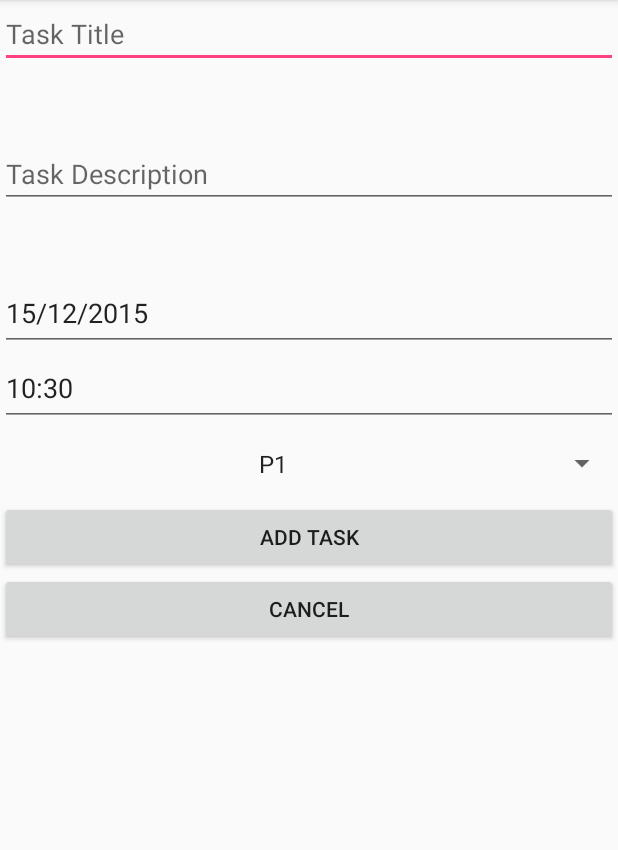
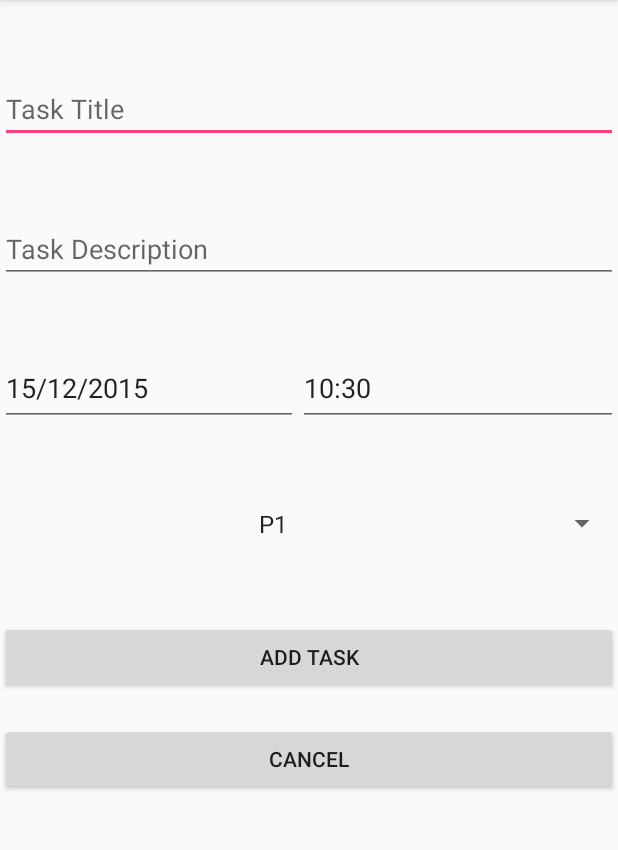
Before and after one commit to antonybritto/Todo-APP, an Android app: the fragment AddFragment shown on its own in the app's theme, on a phone screen of 412 x 824 dp, the part 84-934 px from its top. Run offline under Robolectric (Android 15) with nearby library versions, the phone set to English and light mode, and no system bars.

Commit message:
changed edit page

```diff
--- a/app/src/main/res/layout/fragment_add.xml
+++ b/app/src/main/res/layout/fragment_add.xml
@@ -11,6 +11,7 @@
         android:text=""
         android:layout_alignParentLeft="true"
         android:layout_alignParentStart="true"
+        android:layout_marginTop="50dp"
         android:layout_marginBottom="48dp"
         android:layout_alignParentRight="true"
         android:layout_alignParentEnd="true" />
@@ -38,8 +39,8 @@
         android:layout_centerVertical="true"
         android:layout_alignParentLeft="true"
         android:layout_alignParentStart="true"
-        android:layout_alignParentRight="true"
-        android:layout_alignParentEnd="true" />
+        android:layout_toStartOf="@+id/dueTime"
+        android:layout_toLeftOf="@+id/dueTime" />
 
     <EditText
         android:layout_width="wrap_content"
@@ -47,11 +48,8 @@
         android:inputType="time"
         android:hint="Due Time"
         android:ems="10"
-        android:layout_below="@+id/dueDate"
         android:id="@+id/dueTime"
-        android:layout_centerVertical="true"
-        android:layout_alignParentLeft="true"
-        android:layout_alignParentStart="true"
+        android:layout_below="@+id/notes"
         android:layout_alignParentRight="true"
         android:layout_alignParentEnd="true" />
 
@@ -63,6 +61,7 @@
         android:entries="@array/priority"
         android:spinnerMode="dialog"
         android:minHeight="50dp"
+        android:layout_marginTop="40dp"
         android:textAlignment="center"
         android:layout_below="@+id/dueTime"
         android:layout_alignParentLeft="true"
@@ -76,6 +75,7 @@
         android:text="ADD TASK"
         android:id="@+id/add"
         android:layout_below="@+id/priority"
+        android:layout_marginTop="40dp"
         android:layout_alignParentLeft="true"
         android:layout_alignParentStart="true"
         android:layout_alignParentRight="true"
@@ -90,6 +90,7 @@
         android:id="@+id/cancel"
         android:layout_below="@id/add"
         android:layout_alignParentLeft="true"
+        android:layout_marginTop="20dp"
         android:layout_alignParentStart="true"
         android:layout_alignParentRight="true"
         android:layout_alignParentEnd="true" />
```
